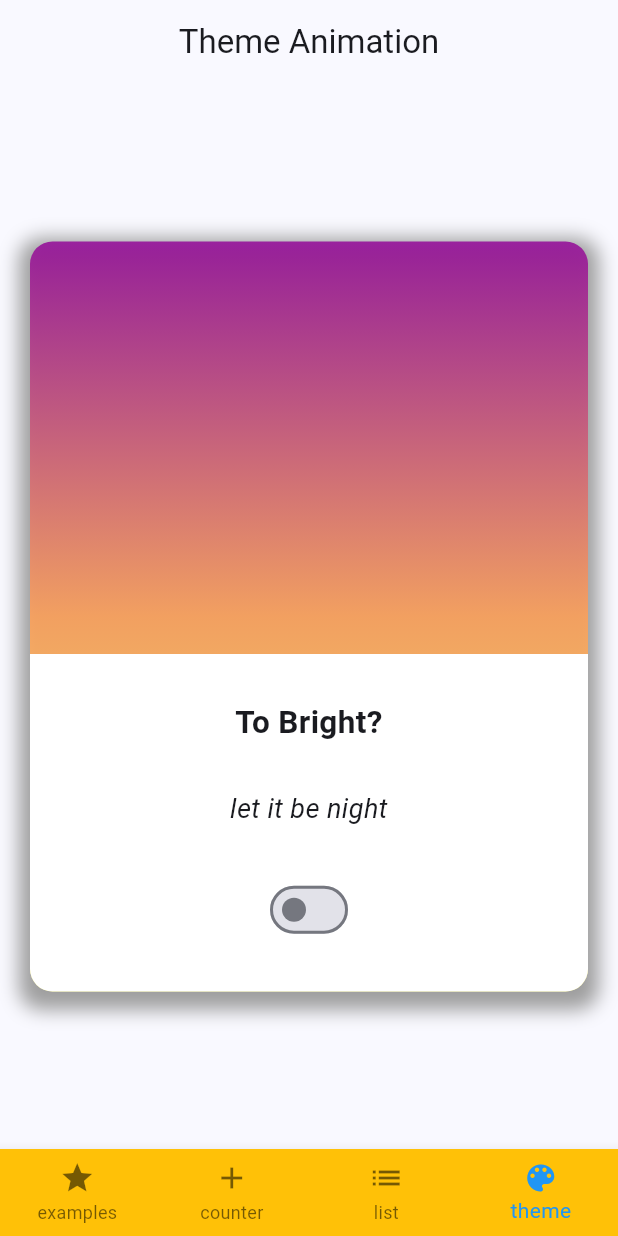
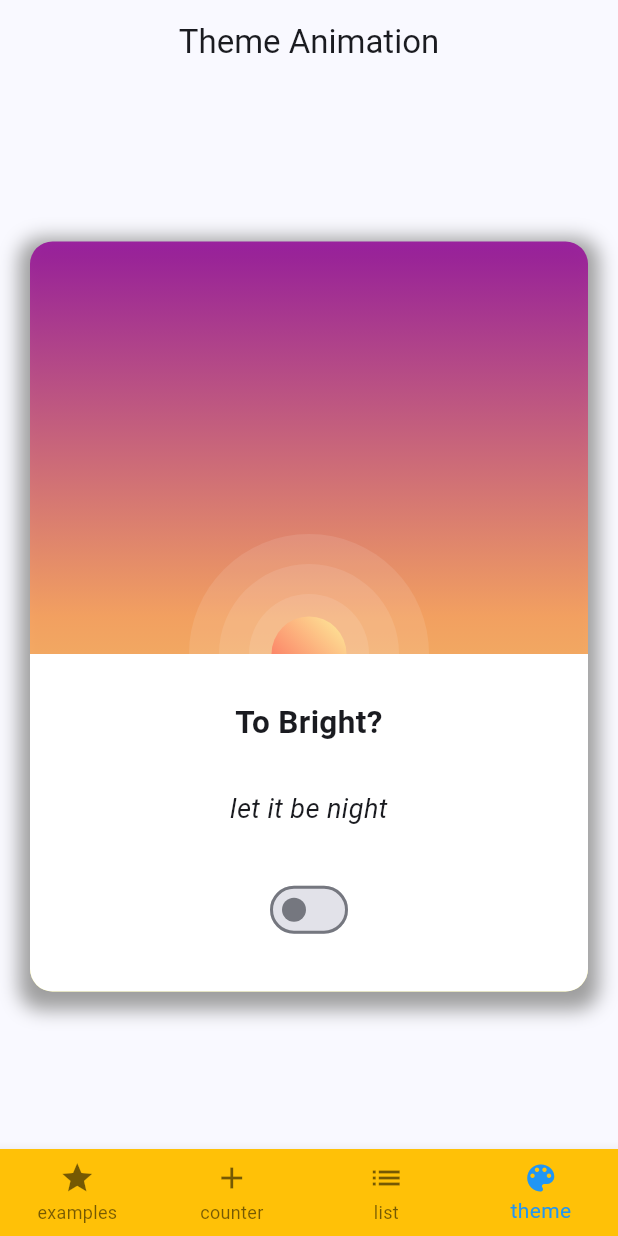
Before and after one commit to StevanusPangau/Belajar-Flutter, a Flutter app: the screen it shows after launch, item 4 of the bottom bar chosen, on a phone screen of 412 x 824 dp. Run offline on Flutter 3.47's test engine with Material 3 defaults, Android fonts, the phone set to English and light mode, and no system bars; network calls fail.

Commit message:
animation - sunrise sun, moon & star (flutter basic complete)

```diff
--- a/2_flutter/lib/presentation/theme_animation/theme_animation_screen.dart
+++ b/2_flutter/lib/presentation/theme_animation/theme_animation_screen.dart
@@ -1,4 +1,7 @@
 import 'package:basics/application/theme_service.dart';
+import 'package:basics/presentation/theme_animation/widget/moon.dart';
+import 'package:basics/presentation/theme_animation/widget/star.dart';
+import 'package:basics/presentation/theme_animation/widget/sun.dart';
 import 'package:flutter/material.dart';
 import 'package:provider/provider.dart';
 
@@ -22,7 +25,7 @@ class ThemeAnimationScreen extends StatelessWidget {
                     boxShadow: [
                       BoxShadow(
                           color: themeService.isDarkModeOn
-                              ? Colors.black87
+                              ? Colors.black.withOpacity(0.7)
                               : Colors.grey,
                           blurRadius: 10,
                           offset: const Offset(0, 5),
@@ -47,6 +50,55 @@ class ThemeAnimationScreen extends StatelessWidget {
                   ),
                   child: Stack(
                     children: [
+                      Positioned(
+                          top: 70,
+                          right: 50,
+                          child: AnimatedOpacity(
+                              duration: const Duration(milliseconds: 300),
+                              opacity: themeService.isDarkModeOn ? 1 : 0,
+                              child: const Star())),
+                      Positioned(
+                          top: 150,
+                          left: 60,
+                          child: AnimatedOpacity(
+                              duration: const Duration(milliseconds: 300),
+                              opacity: themeService.isDarkModeOn ? 1 : 0,
+                              child: const Star())),
+                      Positioned(
+                          top: 40,
+                          left: 100,
+                          child: AnimatedOpacity(
+                              duration: const Duration(milliseconds: 300),
+                              opacity: themeService.isDarkModeOn ? 1 : 0,
+                              child: const Star())),
+                      Positioned(
+                          top: 50,
+                          left: 50,
+                          child: AnimatedOpacity(
+                              duration: const Duration(milliseconds: 300),
+                              opacity: themeService.isDarkModeOn ? 1 : 0,
+                              child: const Star())),
+                      Positioned(
+                          top: 100,
+                          right: 200,
+                          child: AnimatedOpacity(
+                              duration: const Duration(milliseconds: 300),
+                              opacity: themeService.isDarkModeOn ? 1 : 0,
+                              child: const Star())),
+                      AnimatedPositioned(
+                        duration: const Duration(milliseconds: 400),
+                        top: themeService.isDarkModeOn ? 100 : 130,
+                        right: themeService.isDarkModeOn ? 100 : -40,
+                        child: AnimatedOpacity(
+                            duration: const Duration(milliseconds: 300),
+                            opacity: themeService.isDarkModeOn ? 1 : 0,
+                            child: const Moon()),
+                      ),
+                      AnimatedPadding(
+                          duration: const Duration(milliseconds: 200),
+                          padding: EdgeInsets.only(
+                              top: themeService.isDarkModeOn ? 110 : 50),
+                          child: const Center(child: Sun())),
                       Align(
                         alignment: Alignment.bottomCenter,
                         child: Container(
--- /dev/null
+++ b/2_flutter/lib/presentation/theme_animation/widget/moon.dart
@@ -0,0 +1,23 @@
+import 'package:flutter/material.dart';
+
+class Moon extends StatelessWidget {
+  const Moon({super.key});
+
+  @override
+  Widget build(BuildContext context) {
+    return Container(
+      height: 30,
+      width: 30,
+      decoration: const BoxDecoration(
+          shape: BoxShape.circle,
+          gradient: LinearGradient(
+            colors: [
+              Color(0xFF8983F7),
+              Color(0xFFA3DAFB),
+            ],
+            begin: Alignment.bottomLeft,
+            end: Alignment.topRight,
+          )),
+    );
+  }
+}
--- /dev/null
+++ b/2_flutter/lib/presentation/theme_animation/widget/star.dart
@@ -0,0 +1,22 @@
+import 'package:flutter/material.dart';
+
+class Star extends StatelessWidget {
+  const Star({super.key});
+
+  @override
+  Widget build(BuildContext context) {
+    return Container(
+        width: 2,
+        height: 2,
+        decoration: BoxDecoration(
+            shape: BoxShape.circle,
+            color: const Color(0xFFC9E9FC),
+            boxShadow: [
+              BoxShadow(
+                  color: const Color(0xFFC9E9FC).withOpacity(0.5),
+                  blurRadius: 7,
+                  spreadRadius: 5,
+                  offset: const Offset(0, 0))
+            ]));
+  }
+}
--- /dev/null
+++ b/2_flutter/lib/presentation/theme_animation/widget/sun.dart
@@ -0,0 +1,33 @@
+import 'package:basics/presentation/theme_animation/widget/sun_shine.dart';
+import 'package:flutter/material.dart';
+
+class Sun extends StatelessWidget {
+  const Sun({super.key});
+
+  @override
+  Widget build(BuildContext context) {
+    return SunShine(
+      radius: 160,
+      child: SunShine(
+        radius: 120,
+        child: SunShine(
+          radius: 80,
+          child: Container(
+            height: 50,
+            width: 50,
+            decoration: const BoxDecoration(
+                shape: BoxShape.circle,
+                gradient: LinearGradient(
+                  colors: [
+                    Color(0xDDFC554F),
+                    Color(0xDDFFF79E),
+                  ],
+                  begin: Alignment.bottomLeft,
+                  end: Alignment.topRight,
+                )),
+          ),
+        ),
+      ),
+    );
+  }
+}
--- /dev/null
+++ b/2_flutter/lib/presentation/theme_animation/widget/sun_shine.dart
@@ -0,0 +1,22 @@
+import 'package:flutter/material.dart';
+
+class SunShine extends StatelessWidget {
+  final double radius;
+  final Widget child;
+  const SunShine({super.key, required this.radius, required this.child});
+
+  @override
+  Widget build(BuildContext context) {
+    return Container(
+      height: radius,
+      width: radius,
+      decoration: BoxDecoration(
+        shape: BoxShape.circle,
+        color: Colors.white.withOpacity(0.1),
+      ),
+      child: Center(
+        child: child,
+      ),
+    );
+  }
+}
```
